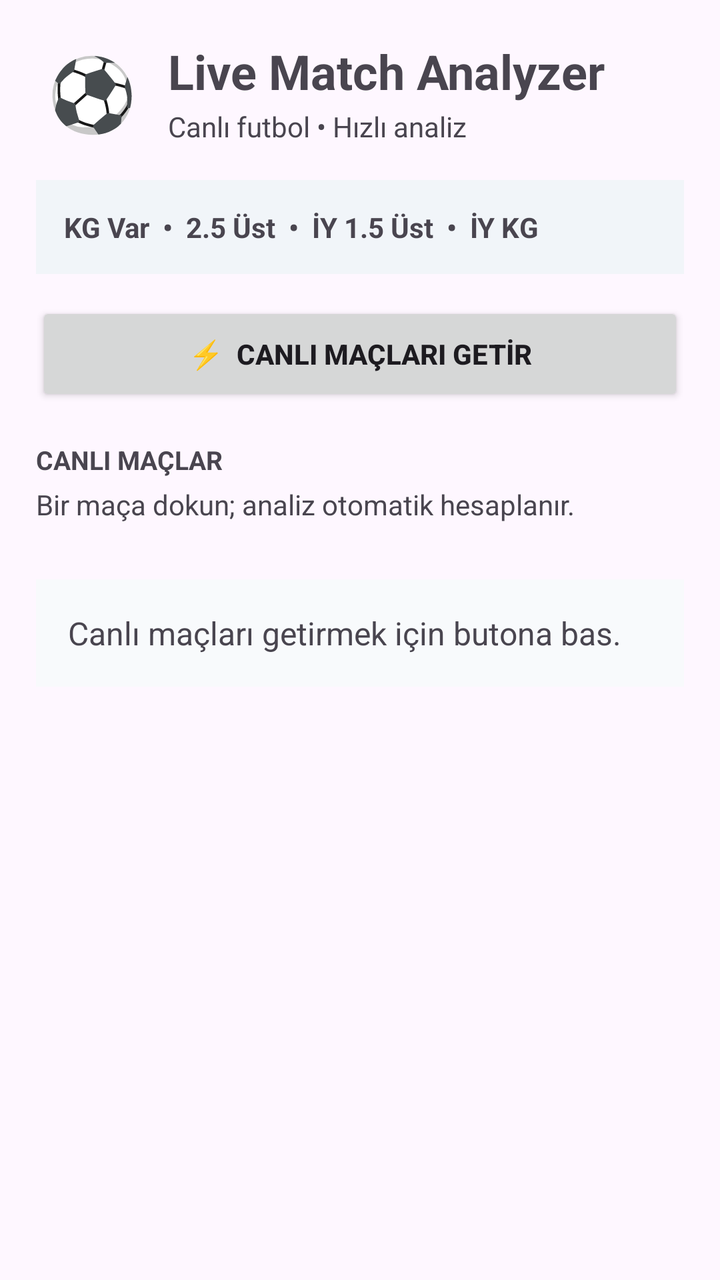
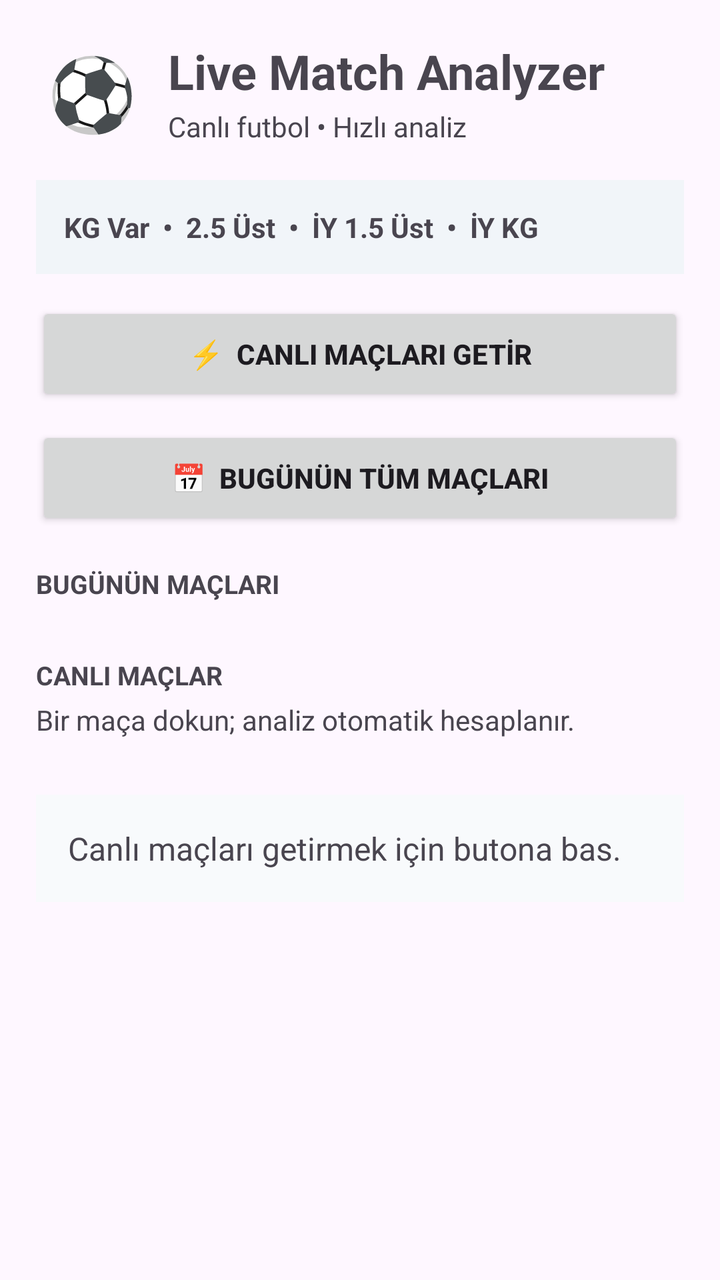

An Android layout rendered at two revisions. The XML below is the earlier revision; the diff shows what the commit changed to produce the second picture.
<!-- AndroidManifest.xml: application theme Theme.LiveMatchAnalyzer -->
<!-- res/layout/activity_main.xml -->
<ScrollView xmlns:android="http://schemas.android.com/apk/res/android"
    android:layout_width="match_parent"
    android:layout_height="match_parent"
    android:fillViewport="true">
    <LinearLayout
        android:layout_width="match_parent"
        android:layout_height="wrap_content"
        android:orientation="vertical"
        android:padding="18dp">

        <LinearLayout
            android:layout_width="match_parent"
            android:layout_height="wrap_content"
            android:gravity="center_vertical"
            android:orientation="horizontal"
            android:paddingBottom="8dp">
            <TextView
                android:layout_width="56dp"
                android:layout_height="56dp"
                android:gravity="center"
                android:text="⚽"
                android:textSize="36sp" />
            <LinearLayout
                android:layout_width="0dp"
                android:layout_height="wrap_content"
                android:layout_weight="1"
                android:orientation="vertical"
                android:paddingStart="10dp">
                <TextView
                    android:layout_width="match_parent"
                    android:layout_height="wrap_content"
                    android:text="Live Match Analyzer"
                    android:textSize="24sp"
                    android:textStyle="bold" />
                <TextView
                    android:layout_width="match_parent"
                    android:layout_height="wrap_content"
                    android:layout_marginTop="2dp"
                    android:text="Canlı futbol • Hızlı analiz"
                    android:textSize="14sp" />
            </LinearLayout>
        </LinearLayout>

        <TextView
            android:layout_width="match_parent"
            android:layout_height="wrap_content"
            android:layout_marginTop="8dp"
            android:background="#F1F5F9"
            android:padding="14dp"
            android:text="KG Var  •  2.5 Üst  •  İY 1.5 Üst  •  İY KG"
            android:textStyle="bold" />

        <Button
            android:id="@+id/liveMatches"
            android:layout_width="match_parent"
            android:layout_height="52dp"
            android:layout_marginTop="14dp"
            android:text="⚡  CANLI MAÇLARI GETİR"
            android:textAllCaps="false"
            android:textStyle="bold" />

        <TextView
            android:layout_width="match_parent"
            android:layout_height="wrap_content"
            android:layout_marginTop="18dp"
            android:text="CANLI MAÇLAR"
            android:textSize="13sp"
            android:textStyle="bold" />

        <TextView
            android:layout_width="match_parent"
            android:layout_height="wrap_content"
            android:layout_marginTop="4dp"
            android:text="Bir maça dokun; analiz otomatik hesaplanır."
            android:textSize="14sp" />

        <LinearLayout
            android:id="@+id/liveList"
            android:layout_width="match_parent"
            android:layout_height="wrap_content"
            android:layout_marginTop="10dp"
            android:orientation="vertical" />

        <TextView
            android:id="@+id/result"
            android:layout_width="match_parent"
            android:layout_height="wrap_content"
            android:layout_marginTop="18dp"
            android:background="#F8FAFC"
            android:padding="16dp"
            android:text="Canlı maçları getirmek için butona bas."
            android:textSize="16sp" />
    </LinearLayout>
</ScrollView>
<!-- resources referenced by this layout -->
<resources>
  <style name="Theme.LiveMatchAnalyzer" parent="Theme.Material3.DayNight.NoActionBar" />
</resources>

<!-- the commit's change to res/layout/activity_main.xml (unified diff, before → after) -->
@@ -59,6 +59,30 @@
             android:textAllCaps="false"
             android:textStyle="bold" />
 
+        <Button
+            android:id="@+id/todayMatches"
+            android:layout_width="match_parent"
+            android:layout_height="52dp"
+            android:layout_marginTop="10dp"
+            android:text="📅  BUGÜNÜN TÜM MAÇLARI"
+            android:textAllCaps="false"
+            android:textStyle="bold" />
+
+        <TextView
+            android:layout_width="match_parent"
+            android:layout_height="wrap_content"
+            android:layout_marginTop="18dp"
+            android:text="BUGÜNÜN MAÇLARI"
+            android:textSize="13sp"
+            android:textStyle="bold" />
+
+        <LinearLayout
+            android:id="@+id/todayList"
+            android:layout_width="match_parent"
+            android:layout_height="wrap_content"
+            android:layout_marginTop="10dp"
+            android:orientation="vertical" />
+
         <TextView
             android:layout_width="match_parent"
             android:layout_height="wrap_content"
